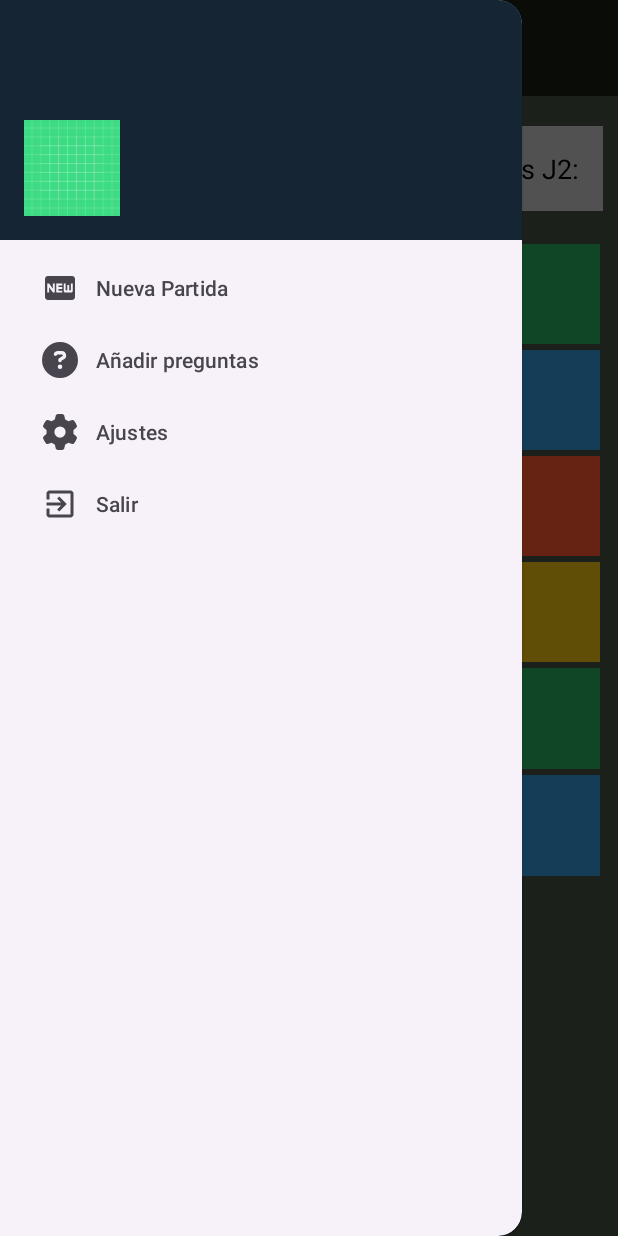
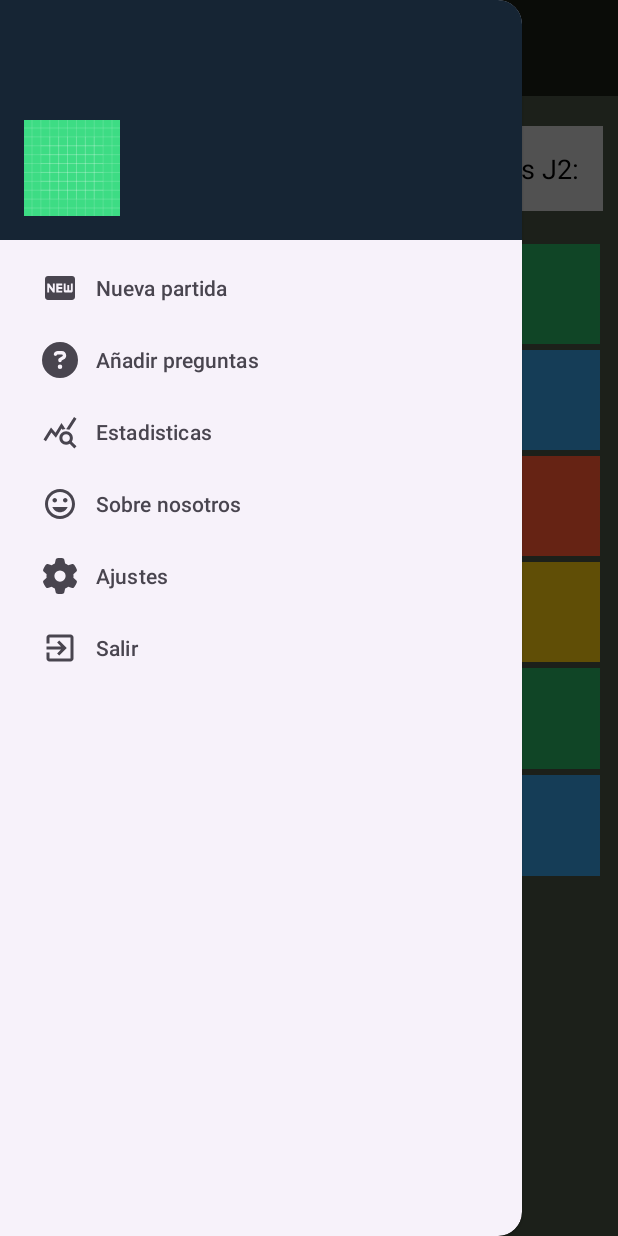
Before and after one commit to ChristianRamVel/JuegoTablero, an Android app: the MainActivity screen opened directly, with no data from a screen before it, with the side drawer open, on a phone screen of 412 x 824 dp. Run offline under Robolectric (Android 15) with nearby library versions, the phone set to English and light mode, and no system bars.

Commit message:
añadidos strings y opciones del menú

```diff
--- /dev/null
+++ b/app/src/main/res/drawable/about_us.xml
@@ -0,0 +1,5 @@
+<vector android:height="16dp" android:tint="#000000"
+    android:viewportHeight="24" android:viewportWidth="24"
+    android:width="16dp" xmlns:android="http://schemas.android.com/apk/res/android">
+    <path android:fillColor="@android:color/white" android:pathData="M11.99,2C6.47,2 2,6.48 2,12s4.47,10 9.99,10C17.52,22 22,17.52 22,12S17.52,2 11.99,2zM12,20c-4.42,0 -8,-3.58 -8,-8s3.58,-8 8,-8 8,3.58 8,8 -3.58,8 -8,8zM15.5,11c0.83,0 1.5,-0.67 1.5,-1.5S16.33,8 15.5,8 14,8.67 14,9.5s0.67,1.5 1.5,1.5zM8.5,11c0.83,0 1.5,-0.67 1.5,-1.5S9.33,8 8.5,8 7,8.67 7,9.5 7.67,11 8.5,11zM12,17.5c2.33,0 4.31,-1.46 5.11,-3.5L6.89,14c0.8,2.04 2.78,3.5 5.11,3.5z"/>
+</vector>
--- /dev/null
+++ b/app/src/main/res/drawable/stats.xml
@@ -0,0 +1,5 @@
+<vector android:height="16dp" android:tint="#000000"
+    android:viewportHeight="24" android:viewportWidth="24"
+    android:width="16dp" xmlns:android="http://schemas.android.com/apk/res/android">
+    <path android:fillColor="@android:color/white" android:pathData="M19.88,18.47c0.44,-0.7 0.7,-1.51 0.7,-2.39c0,-2.49 -2.01,-4.5 -4.5,-4.5s-4.5,2.01 -4.5,4.5s2.01,4.5 4.49,4.5c0.88,0 1.7,-0.26 2.39,-0.7L21.58,23L23,21.58L19.88,18.47zM16.08,18.58c-1.38,0 -2.5,-1.12 -2.5,-2.5c0,-1.38 1.12,-2.5 2.5,-2.5s2.5,1.12 2.5,2.5C18.58,17.46 17.46,18.58 16.08,18.58zM15.72,10.08c-0.74,0.02 -1.45,0.18 -2.1,0.45l-0.55,-0.83l-3.8,6.18l-3.01,-3.52l-3.63,5.81L1,17l5,-8l3,3.5L13,6C13,6 15.72,10.08 15.72,10.08zM18.31,10.58c-0.64,-0.28 -1.33,-0.45 -2.05,-0.49c0,0 5.12,-8.09 5.12,-8.09L23,3.18L18.31,10.58z"/>
+</vector>
--- a/app/src/main/res/layout/inicio_activity.xml
+++ b/app/src/main/res/layout/inicio_activity.xml
@@ -15,14 +15,15 @@
         app:layout_constraintHorizontal_bias="0.498"
         app:layout_constraintStart_toStartOf="parent"
         app:layout_constraintTop_toTopOf="parent"
-        app:srcCompat="@android:mipmap/sym_def_app_icon" />
+        app:srcCompat="@android:mipmap/sym_def_app_icon"
+        android:contentDescription="@string/logo" />
 
     <Button
         android:id="@+id/nueva_partida"
         android:layout_width="wrap_content"
         android:layout_height="60dp"
         android:layout_marginTop="144dp"
-        android:text="Nueva Partida"
+        android:text="@string/nueva_partida"
         android:textColor="@color/white"
         android:textSize="20sp"
         app:layout_constraintEnd_toEndOf="parent"
@@ -35,7 +36,7 @@
         android:layout_width="wrap_content"
         android:layout_height="60dp"
         android:layout_marginBottom="172dp"
-        android:text="Continuar Partida"
+        android:text="@string/continuar_partida"
         android:textColor="@color/white"
         android:textSize="20sp"
         app:layout_constraintBottom_toBottomOf="parent"
--- a/app/src/main/res/menu/activity_main_drawer.xml
+++ b/app/src/main/res/menu/activity_main_drawer.xml
@@ -5,20 +5,32 @@
         <item
             android:id="@+id/new_game"
             android:icon="@drawable/nueva_partida"
-            android:title="Nueva Partida" />
+            android:title="@string/nueva_partida" />
+
         <item
             android:id="@+id/new_questions"
             android:icon="@drawable/circle_question_solid"
-            android:title="Añadir preguntas" />
+            android:title="@string/añadir_preguntas" />
+
+        <item
+            android:id="@+id/stats"
+            android:icon="@drawable/stats"
+            android:title="@string/estadisticas" />
+
+        <item
+            android:id="@+id/about_us"
+            android:icon="@drawable/about_us"
+            android:title="@string/sobre_nosotros" />
+
         <item
             android:id="@+id/settings"
             android:icon="@drawable/gear_solid"
-            android:title="Ajustes" />
+            android:title="@string/ajustes" />
 
         <item
             android:id="@+id/exit"
             android:icon="@drawable/exit"
-            android:title="Salir" />
+            android:title="@string/salir" />
 
     </group>
 
--- a/app/src/main/res/values/strings.xml
+++ b/app/src/main/res/values/strings.xml
@@ -1,7 +1,5 @@
 <resources>
     <string name="app_name">JuegoTablero</string>
-    <string name="action_nueva_partida">Nueva partida</string>
-    <string name="action_about">About us ...</string>
     <string name="TurnodelJugador1">Turno del Jugador 1</string>
     <string name="infoJugador1">Puntos J1:</string>
     <string name="infoJugador2">Puntos J2:</string>
@@ -9,7 +7,22 @@
     <!-- TODO: Remove or change this placeholder text -->
     <string name="hello_blank_fragment">Hello blank fragment</string>
     <string name="comprobar">Comprobar</string>
+    <string name="navigation_drawer_open">Abrir</string>
+    <string name="navigation_drawer_close">Cerrar</string>
+    <string name="logo">Logo</string>
 
-    <string name="navigation_drawer_open">Open</string>
-    <string name="navigation_drawer_close">Close</string>
+
+    <!-- Menu lateral -->
+    <string name="nueva_partida">Nueva partida</string>
+    <string name="sobre_nosotros">Sobre nosotros</string>
+    <string name="añadir_preguntas">Añadir preguntas</string>
+    <string name="ajustes">Ajustes</string>
+    <string name="salir">Salir</string>
+    <string name="estadisticas">Estadisticas</string>
+
+    <!-- Menu inicio -->
+    <string name="continuar_partida">Continuar partida</string>
+
+
+
 </resources>
```
